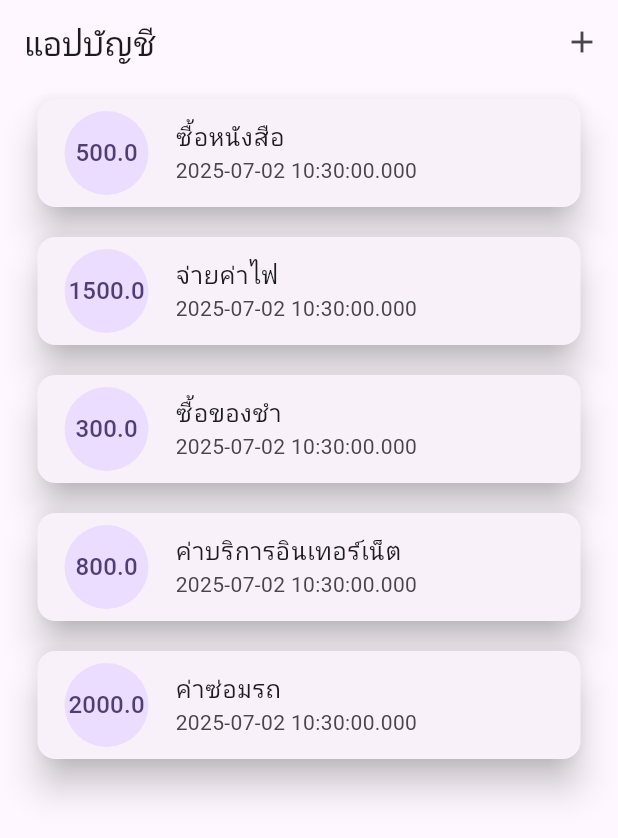
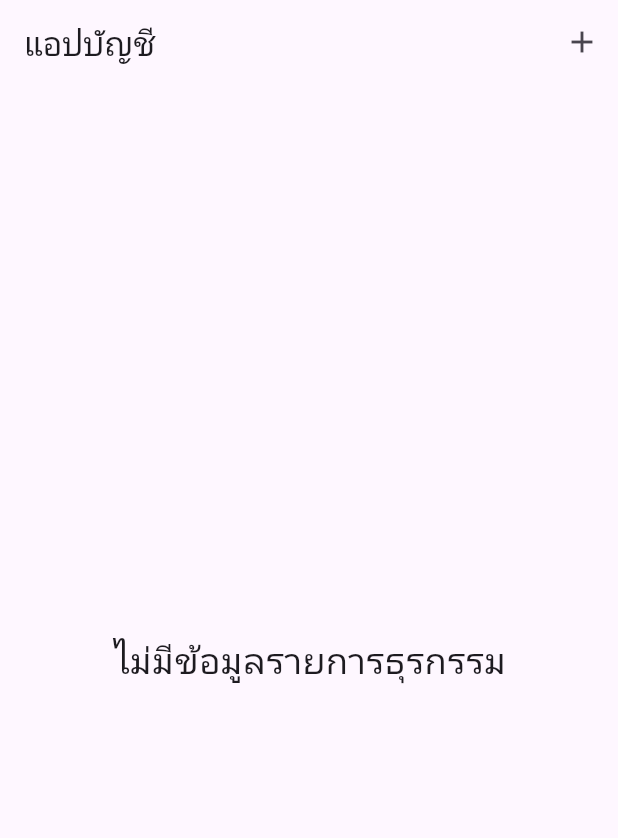
Before and after one commit to Lskram/flutter_database, a Flutter app: the screen it shows after launch, on a phone screen of 412 x 824 dp. Shown: the top 838 px of the screen. Run offline on Flutter 3.47's test engine with Material 3 defaults, Android fonts, the phone set to English and light mode, and no system bars.

```diff
--- a/lib/main.dart
+++ b/lib/main.dart
@@ -2,6 +2,7 @@ import 'package:flutter/material.dart';
 import 'package:flutter_database/models/transaction.dart';
 import 'package:flutter_database/poviders/transaction_provider.dart';
 import 'package:flutter_database/screens/form_screen.dart';
+import 'package:intl/intl.dart';
 import 'package:provider/provider.dart';
 
 void main() {
@@ -61,10 +62,19 @@ class _MyHomePageState extends State<MyHomePage> {
           ),
         ],
       ),
-      body: Consumer(
-        builder: (context, TransactionProvider provider, child) {
+      body: Consumer<TransactionProvider>(
+        builder: (context, provider, child) {
+          var count = provider.transactions.length;
+          if (count == 0) {
+            return Center(
+              child: Text(
+                "ไม่มีข้อมูลรายการธุรกรรม",
+                style: TextStyle(fontSize: 24),
+              ),
+            );
+          } else {
             return ListView.builder(
-            itemCount: provider.transactions.length,
+              itemCount: count,
               itemBuilder: (context, int index) {
                 Transaction data = provider.transactions[index];
                 return Card(
@@ -79,11 +89,12 @@ class _MyHomePageState extends State<MyHomePage> {
                       child: Text(data.amount.toString()),
                     ),
                     title: Text(data.title),
-                  subtitle: Text(data.date.toString()),
+                    subtitle: Text(DateFormat("dd/MM/yyyy").format(data.date)),
                   ),
                 );
               },
             );
+          }
         },
       ),
     );
--- a/lib/poviders/transaction_provider.dart
+++ b/lib/poviders/transaction_provider.dart
@@ -3,19 +3,14 @@ import 'package:flutter_database/models/transaction.dart';
 
 class TransactionProvider with ChangeNotifier {
   //ตัวอย่างข้อมูลรายการธุรกรรม
-  List<Transaction> transactions = [
-    Transaction(title: "ซื้อหนังสือ", amount: 500, date: DateTime.now()),
-    Transaction(title: "จ่ายค่าไฟ", amount: 1500, date: DateTime.now()),
-    Transaction(title: "ซื้อของชำ", amount: 300, date: DateTime.now()),
-    Transaction(title: "ค่าบริการอินเทอร์เน็ต", amount: 800  , date: DateTime.now()),
-    Transaction(title: "ค่าซ่อมรถ", amount: 2000, date: DateTime.now()),
-  ];
+  List<Transaction> transactions = [];
   //ดึงข้อมูลรายการธุรกรรม
   List<Transaction> gettransactions() {
     return transactions;
   }
 
   void addTransaction(Transaction statement) {
-    transactions.add(statement);
+    transactions.insert(0,statement);
+    notifyListeners(); // แจ้งให้ widget ที่ฟังอยู่รู้ว่าข้อมูลเปลี่ยน
   }
 }
--- a/pubspec.yaml
+++ b/pubspec.yaml
@@ -35,6 +35,7 @@ dependencies:
   # Use with the CupertinoIcons class for iOS style icons.
   cupertino_icons: ^1.0.8
   provider: ^6.1.5
+  intl: ^0.20.2
 
 dev_dependencies:
   flutter_test:
```
Also changed, not shown: lib/screens/form_screen.dart (+21 -7 lines), pubspec.lock. Lines whose indentation alone changed are shown as unchanged.
